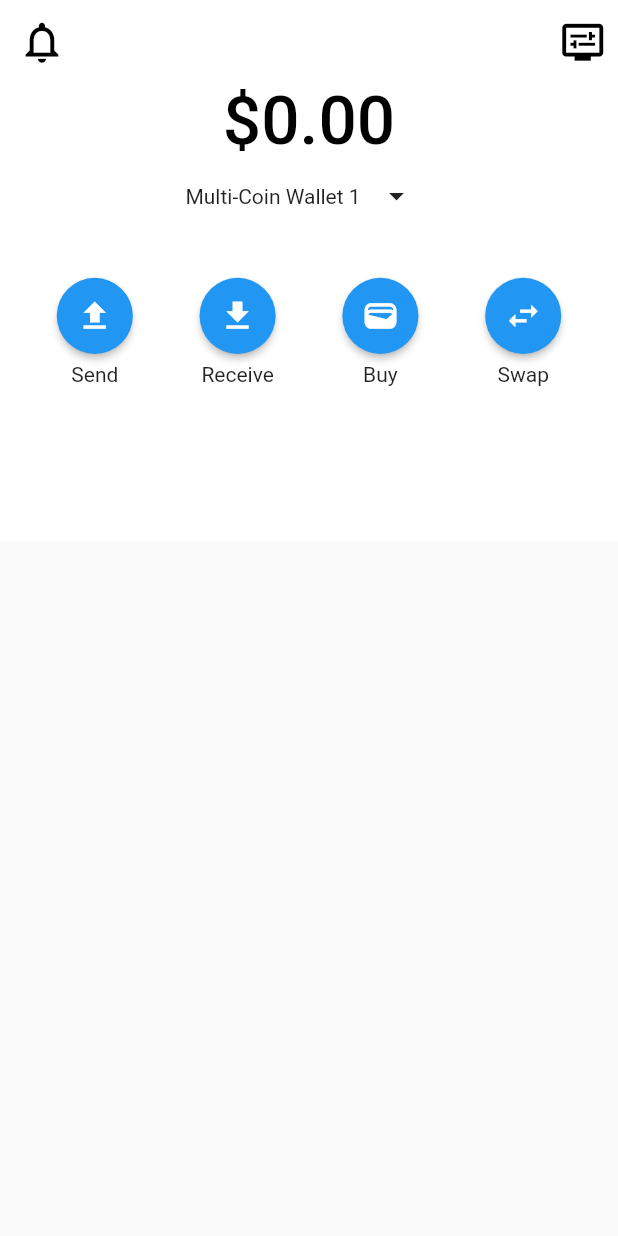
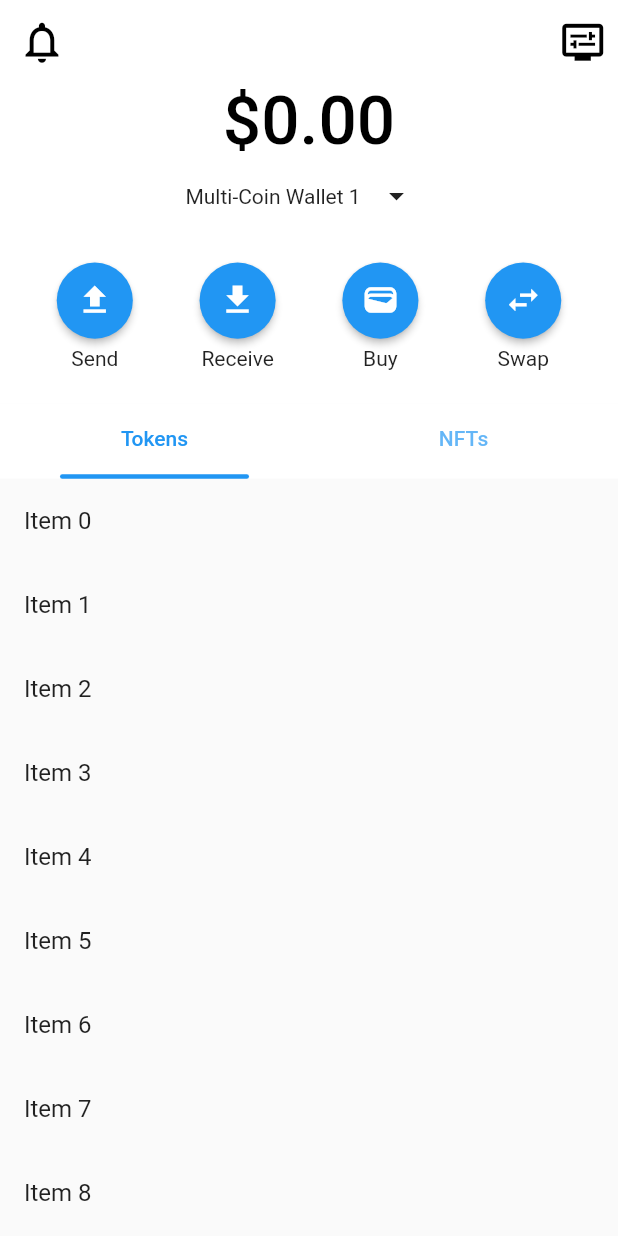
Before and after one commit to aardni/flutter_learn, a Flutter app: the screen it shows after launch, on a phone screen of 412 x 824 dp. Run offline on Flutter 3.47's test engine with Material 2 defaults, Android fonts, the phone set to English and light mode, and no system bars.

Commit message:
✨feature: menambahkan tab bar

```diff
--- a/lib/features/home/home.dart
+++ b/lib/features/home/home.dart
@@ -2,8 +2,27 @@ import 'package:flutter/material.dart';
 import 'package:flutter_learn/features/home/sections/mainMenu.dart';
 import 'package:flutter_learn/features/size_config.dart';
 
-class HomePage extends StatelessWidget {
+class HomePage extends StatefulWidget {
   const HomePage({super.key});
+
+  @override
+  State<HomePage> createState() => _HomePageState();
+}
+
+class _HomePageState extends State<HomePage>
+    with SingleTickerProviderStateMixin {
+  late TabController _tabController;
+  @override
+  void initState() {
+    super.initState();
+    _tabController = TabController(length: 2, vsync: this);
+  }
+
+  @override
+  void dispose() {
+    _tabController.dispose();
+    super.dispose();
+  }
 
   @override
   Widget build(BuildContext context) {
@@ -32,29 +51,98 @@ class HomePage extends StatelessWidget {
               ))
         ],
       ),
-      body: CustomScrollView(
-        slivers: [
+      body: NestedScrollView(
+        headerSliverBuilder: (context, innerBoxIsScrolled) => <Widget>[
           SliverAppBar(
             backgroundColor: Colors.white,
             pinned: true,
             floating: true,
             elevation: 0,
-            expandedHeight: getProportionateScreenHeight(300),
-            collapsedHeight: getProportionateScreenHeight(150),
+            expandedHeight: getProportionateScreenHeight(210),
+            // collapsedHeight: getProportionateScreenHeight(150),
             flexibleSpace: FlexibleSpaceBar(
               collapseMode: CollapseMode.pin,
               centerTitle: true,
               titlePadding:
-                  EdgeInsets.only(bottom: getProportionateScreenHeight(250)),
+                  EdgeInsets.only(bottom: getProportionateScreenHeight(160)),
               title: const Text(
                 '\$0.00',
                 style: TextStyle(fontSize: 30, color: Colors.black),
               ),
               background: const MainMenu(),
             ),
-          )
+          ),
+          SliverPersistentHeader(
+            delegate: _SliverAppBarDelegate(
+              TabBar(
+                  controller: _tabController,
+                  tabs: const [
+                    Tab(text: "Tokens"),
+                    Tab(text: "NFTs"),
+                  ],
+                  labelColor: Colors.blue,
+                  indicatorWeight: 4,
+                  indicatorSize: TabBarIndicatorSize.tab,
+                  indicator: UnderlineTabIndicator(
+                      borderRadius: BorderRadius.circular(20),
+                      insets: const EdgeInsets.symmetric(horizontal: 40),
+                      borderSide: const BorderSide(
+                        color: Colors.blue,
+                        width: 3,
+                      ))),
+            ),
+            pinned: true,
+          ),
         ],
+        body: TabBarView(
+          controller: _tabController,
+          children: <Widget>[
+            ListView.builder(
+              itemCount: 10,
+              itemBuilder: (BuildContext context, int index) {
+                return ListTile(
+                  title: Text('Item $index'),
+                );
+              },
+            ),
+            ListView.builder(
+              itemCount: 10,
+              itemBuilder: (BuildContext context, int index) {
+                return ListTile(
+                  title: Text('Comment $index'),
+                );
+              },
+            ),
+          ],
+        ),
       ),
     );
   }
 }
+
+class _SliverAppBarDelegate extends SliverPersistentHeaderDelegate {
+  _SliverAppBarDelegate(this._tabBar);
+
+  final TabBar _tabBar;
+
+  @override
+  double get minExtent => _tabBar.preferredSize.height;
+  @override
+  double get maxExtent => _tabBar.preferredSize.height;
+
+  @override
+  Widget build(
+      BuildContext context, double shrinkOffset, bool overlapsContent) {
+    return Container(
+      decoration: const BoxDecoration(
+        color: Colors.white,
+      ),
+      child: _tabBar,
+    );
+  }
+
+  @override
+  bool shouldRebuild(_SliverAppBarDelegate oldDelegate) {
+    return false;
+  }
+}
--- a/lib/features/home/sections/mainMenu.dart
+++ b/lib/features/home/sections/mainMenu.dart
@@ -23,7 +23,7 @@ class MainMenu extends StatelessWidget {
               ],
             ),
             SizedBox(
-              height: getProportionateScreenHeight(30),
+              height: getProportionateScreenHeight(20),
             ),
             Row(
               mainAxisAlignment: MainAxisAlignment.spaceEvenly,
@@ -33,7 +33,10 @@ class MainMenu extends StatelessWidget {
                 CircleButton(Icons.wallet, "Buy"),
                 CircleButton(Icons.swap_horiz_outlined, "Swap"),
               ],
-            )
+            ),
+            SizedBox(
+              height: getProportionateScreenHeight(20),
+            ),
           ],
         ));
   }
```
Also changed, not shown: lib/features/home/sections/tab_bar.dart (added, +28 -0 lines), lib/features/settings/settings.dart (added, +106 -0 lines).
